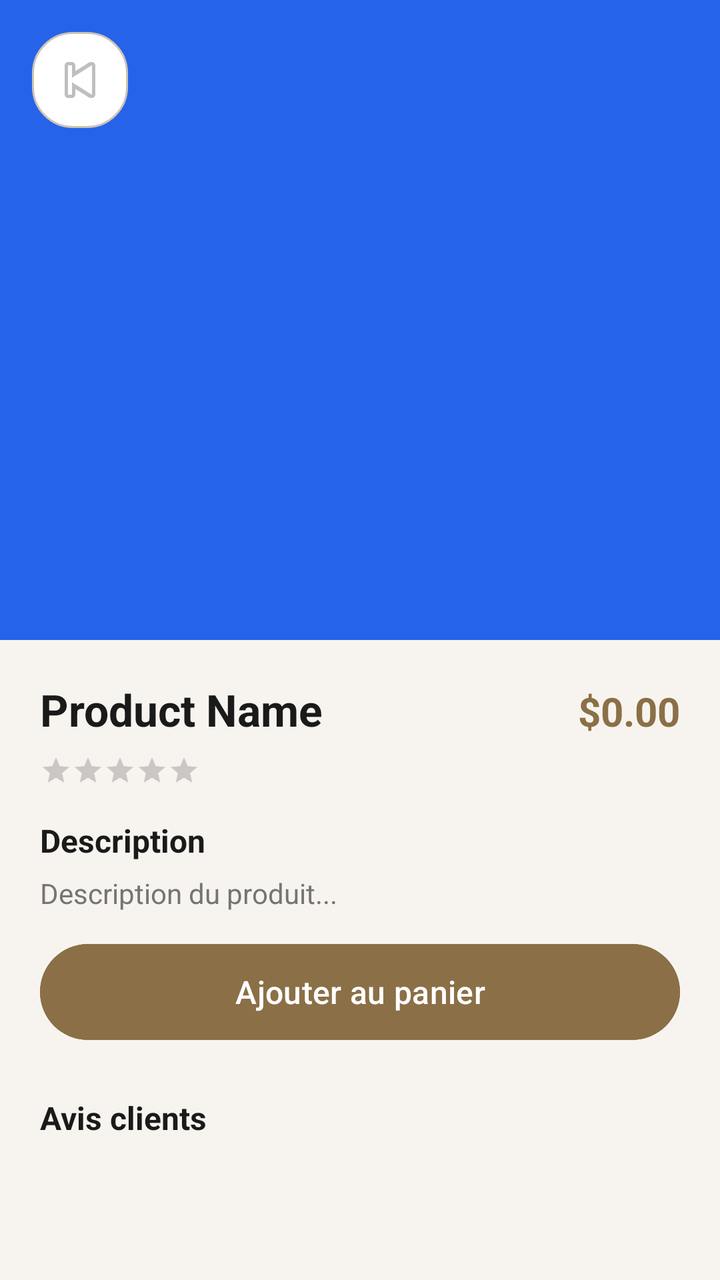
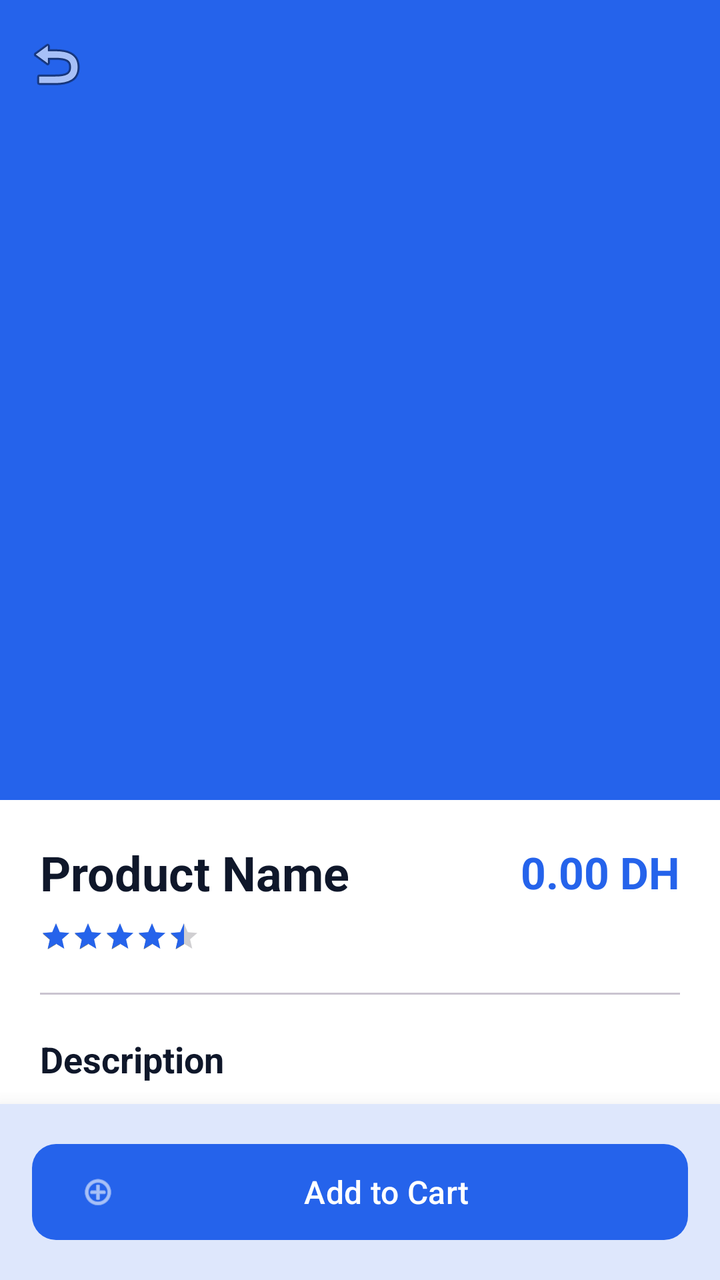

Before-and-after screenshots of an Android layout around one commit, followed by the original layout XML and the change that was made.
<!-- AndroidManifest.xml: application theme Theme.VirtualStore -->
<!-- res/layout/fragment_detail_produit.xml -->
<?xml version="1.0" encoding="utf-8"?>
<ScrollView
    xmlns:android="http://schemas.android.com/apk/res/android"
    android:layout_width="match_parent"
    android:layout_height="match_parent"
    android:background="#F7F4EF">

    <LinearLayout
        android:layout_width="match_parent"
        android:layout_height="wrap_content"
        android:orientation="vertical">

        
        <FrameLayout
            android:layout_width="match_parent"
            android:layout_height="320dp">

            <ImageView
                android:id="@+id/imgDetailProduct"
                android:layout_width="match_parent"
                android:layout_height="match_parent"
                android:scaleType="centerCrop"
                android:src="@drawable/ic_launcher_background"/>

            
            <ImageButton
                android:id="@+id/btnBack"
                android:layout_width="48dp"
                android:layout_height="48dp"
                android:layout_margin="16dp"
                android:background="@drawable/chip_background"
                android:src="@android:drawable/ic_media_previous"
                android:padding="8dp"/>

        </FrameLayout>

        
        <LinearLayout
            android:layout_width="match_parent"
            android:layout_height="wrap_content"
            android:orientation="vertical"
            android:padding="20dp">

            
            <LinearLayout
                android:layout_width="match_parent"
                android:layout_height="wrap_content"
                android:orientation="horizontal">

                <TextView
                    android:id="@+id/tvDetailName"
                    android:layout_width="0dp"
                    android:layout_height="wrap_content"
                    android:layout_weight="1"
                    android:text="Product Name"
                    android:textSize="22sp"
                    android:textStyle="bold"
                    android:textColor="#1A1A1A"/>

                <TextView
                    android:id="@+id/tvDetailPrice"
                    android:layout_width="wrap_content"
                    android:layout_height="wrap_content"
                    android:text="$0.00"
                    android:textSize="20sp"
                    android:textStyle="bold"
                    android:textColor="#8B6F47"/>

            </LinearLayout>

            
            <RatingBar
                android:id="@+id/ratingBarDetail"
                android:layout_width="wrap_content"
                android:layout_height="wrap_content"
                android:numStars="5"
                android:stepSize="0.5"
                android:isIndicator="true"
                android:layout_marginTop="8dp"
                style="@style/Widget.AppCompat.RatingBar.Small"/>

            
            <TextView
                android:layout_width="match_parent"
                android:layout_height="wrap_content"
                android:text="Description"
                android:textSize="16sp"
                android:textStyle="bold"
                android:textColor="#1A1A1A"
                android:layout_marginTop="16dp"/>

            <TextView
                android:id="@+id/tvDetailDescription"
                android:layout_width="match_parent"
                android:layout_height="wrap_content"
                android:text="Description du produit..."
                android:textSize="14sp"
                android:textColor="#757575"
                android:layout_marginTop="6dp"
                android:lineSpacingExtra="4dp"/>

            
            <Button
                android:id="@+id/btnAddToCart"
                android:layout_width="match_parent"
                android:layout_height="56dp"
                android:layout_marginTop="12dp"
                android:text="Ajouter au panier"
                android:textSize="16sp"
                android:backgroundTint="#8B6F47"
                android:textColor="#FFFFFF"/>

            
            <TextView
                android:layout_width="match_parent"
                android:layout_height="wrap_content"
                android:text="Avis clients"
                android:textSize="16sp"
                android:textStyle="bold"
                android:textColor="#1A1A1A"
                android:layout_marginTop="24dp"/>


            <androidx.recyclerview.widget.RecyclerView
                android:id="@+id/recyclerViewAvis"
                android:layout_width="match_parent"
                android:layout_height="wrap_content"
                android:nestedScrollingEnabled="false"
                android:layout_marginTop="8dp"/>

        </LinearLayout>
    </LinearLayout>
</ScrollView>
<!-- resources referenced by this layout -->
<resources>
  <!-- drawable chip_background (drawable) -->
  <?xml version="1.0" encoding="utf-8"?>
  <shape xmlns:android="http://schemas.android.com/apk/res/android"
      android:shape="rectangle">
      <solid android:color="#FFFFFF"/>
      <corners android:radius="20dp"/>
      <stroke android:width="1dp" android:color="#D0C4B0"/>
  </shape>
  <!-- drawable ic_launcher_background (drawable) -->
  <?xml version="1.0" encoding="utf-8"?>
  <shape xmlns:android="http://schemas.android.com/apk/res/android">
      <solid android:color="#2563EB"/>
  </shape>
  <style name="Theme.VirtualStore" parent="Base.Theme.VirtualStore" />
  <style name="Base.Theme.VirtualStore" parent="Theme.Material3.DayNight.NoActionBar">
          
          
      </style>
</resources>

<!-- the commit's change to res/layout/fragment_detail_produit.xml (unified diff, before → after) -->
@@ -1,50 +1,66 @@
 <?xml version="1.0" encoding="utf-8"?>
-<ScrollView
-    xmlns:android="http://schemas.android.com/apk/res/android"
+<androidx.coordinatorlayout.widget.CoordinatorLayout xmlns:android="http://schemas.android.com/apk/res/android"
+    xmlns:app="http://schemas.android.com/apk/res-auto"
     android:layout_width="match_parent"
     android:layout_height="match_parent"
-    android:background="#F7F4EF">
+    android:background="@color/background">
 
-    <LinearLayout
+    <com.google.android.material.appbar.AppBarLayout
+        android:id="@+id/appBar"
         android:layout_width="match_parent"
         android:layout_height="wrap_content"
-        android:orientation="vertical">
+        android:background="@android:color/transparent"
+        app:elevation="0dp">
 
-        
-        <FrameLayout
+        <com.google.android.material.appbar.CollapsingToolbarLayout
             android:layout_width="match_parent"
-            android:layout_height="320dp">
+            android:layout_height="400dp"
+            app:contentScrim="@color/surface"
+            app:layout_scrollFlags="scroll|exitUntilCollapsed">
 
             <ImageView
                 android:id="@+id/imgDetailProduct"
                 android:layout_width="match_parent"
                 android:layout_height="match_parent"
                 android:scaleType="centerCrop"
-                android:src="@drawable/ic_launcher_background"/>
+                android:src="@drawable/ic_launcher_background"
+                app:layout_collapseMode="parallax" />
 
-            
-            <ImageButton
-                android:id="@+id/btnBack"
-                android:layout_width="48dp"
-                android:layout_height="48dp"
-                android:layout_margin="16dp"
-                android:background="@drawable/chip_background"
-                android:src="@android:drawable/ic_media_previous"
-                android:padding="8dp"/>
+            <com.google.android.material.appbar.MaterialToolbar
+                android:id="@+id/toolbar"
+                android:layout_width="match_parent"
+                android:layout_height="?attr/actionBarSize"
+                app:layout_collapseMode="pin"
+                app:navigationIcon="@android:drawable/ic_menu_revert">
 
-        </FrameLayout>
+                <ImageButton
+                    android:id="@+id/btnBack"
+                    android:layout_width="40dp"
+                    android:layout_height="40dp"
+                    android:background="@drawable/chip_background"
+                    android:src="@android:drawable/ic_media_previous"
+                    android:visibility="gone" />
 
-        
+            </com.google.android.material.appbar.MaterialToolbar>
+
+        </com.google.android.material.appbar.CollapsingToolbarLayout>
+    </com.google.android.material.appbar.AppBarLayout>
+
+    <androidx.core.widget.NestedScrollView
+        android:layout_width="match_parent"
+        android:layout_height="match_parent"
+        app:layout_behavior="@string/appbar_scrolling_view_behavior">
+
         <LinearLayout
             android:layout_width="match_parent"
             android:layout_height="wrap_content"
             android:orientation="vertical"
             android:padding="20dp">
 
-            
             <LinearLayout
                 android:layout_width="match_parent"
                 android:layout_height="wrap_content"
+                android:gravity="center_vertical"
                 android:orientation="horizontal">
 
                 <TextView
@@ -53,81 +69,114 @@
                     android:layout_height="wrap_content"
                     android:layout_weight="1"
                     android:text="Product Name"
-                    android:textSize="22sp"
-                    android:textStyle="bold"
-                    android:textColor="#1A1A1A"/>
+                    android:textColor="@color/onBackground"
+                    android:textSize="24sp"
+                    android:textStyle="bold" />
 
                 <TextView
                     android:id="@+id/tvDetailPrice"
                     android:layout_width="wrap_content"
                     android:layout_height="wrap_content"
-                    android:text="$0.00"
-                    android:textSize="20sp"
-                    android:textStyle="bold"
-                    android:textColor="#8B6F47"/>
-
+                    android:text="0.00 DH"
+                    android:textColor="@color/primary"
+                    android:textSize="22sp"
+                    android:textStyle="bold" />
             </LinearLayout>
 
-            
             <RatingBar
                 android:id="@+id/ratingBarDetail"
+                style="@style/Widget.AppCompat.RatingBar.Small"
                 android:layout_width="wrap_content"
                 android:layout_height="wrap_content"
+                android:layout_marginTop="8dp"
+                android:isIndicator="true"
                 android:numStars="5"
-                android:stepSize="0.5"
-                android:isIndicator="true"
-                android:layout_marginTop="8dp"
-                style="@style/Widget.AppCompat.RatingBar.Small"/>
+                android:progressTint="@color/primary"
+                android:rating="4.5"
+                android:stepSize="0.5" />
 
-            
-            <TextView
+            <com.google.android.material.divider.MaterialDivider
                 android:layout_width="match_parent"
                 android:layout_height="wrap_content"
+                android:layout_marginTop="20dp"
+                android:layout_marginBottom="20dp" />
+
+            <TextView
+                android:layout_width="wrap_content"
+                android:layout_height="wrap_content"
                 android:text="Description"
-                android:textSize="16sp"
-                android:textStyle="bold"
-                android:textColor="#1A1A1A"
-                android:layout_marginTop="16dp"/>
+                android:textColor="@color/onBackground"
+                android:textSize="18sp"
+                android:textStyle="bold" />
 
             <TextView
                 android:id="@+id/tvDetailDescription"
                 android:layout_width="match_parent"
                 android:layout_height="wrap_content"
-                android:text="Description du produit..."
-                android:textSize="14sp"
-                android:textColor="#757575"
-                android:layout_marginTop="6dp"
-                android:lineSpacingExtra="4dp"/>
+                android:layout_marginTop="8dp"
+                android:lineSpacingExtra="4dp"
+                android:text="Detailed description goes here..."
+                android:textColor="@color/onSurfaceVariant"
+                android:textSize="14sp" />
 
-            
-            <Button
-                android:id="@+id/btnAddToCart"
+            <com.google.android.material.button.MaterialButton
+                android:id="@+id/btnTryAR"
+                style="@style/Widget.Material3.Button.TonalButton"
                 android:layout_width="match_parent"
                 android:layout_height="56dp"
-                android:layout_marginTop="12dp"
-                android:text="Ajouter au panier"
-                android:textSize="16sp"
-                android:backgroundTint="#8B6F47"
-                android:textColor="#FFFFFF"/>
+                android:layout_marginTop="24dp"
+                android:text="View in your Room (AR)"
+                app:cornerRadius="12dp"
+                app:icon="@android:drawable/ic_menu_camera" />
 
-            
             <TextView
-                android:layout_width="match_parent"
+                android:layout_width="wrap_content"
                 android:layout_height="wrap_content"
-                android:text="Avis clients"
-                android:textSize="16sp"
-                android:textStyle="bold"
-                android:textColor="#1A1A1A"
-                android:layout_marginTop="24dp"/>
-
+                android:layout_marginTop="32dp"
+                android:text="Reviews"
+                android:textColor="@color/onBackground"
+                android:textSize="18sp"
+                android:textStyle="bold" />
 
             <androidx.recyclerview.widget.RecyclerView
                 android:id="@+id/recyclerViewAvis"
                 android:layout_width="match_parent"
                 android:layout_height="wrap_content"
-                android:nestedScrollingEnabled="false"
-                android:layout_marginTop="8dp"/>
+                android:layout_marginTop="12dp"
+                android:nestedScrollingEnabled="false" />
+
+            
+            <View
+                android:layout_width="match_parent"
+                android:layout_height="100dp" />
 
         </LinearLayout>
-    </LinearLayout>
-</ScrollView>
+    </androidx.core.widget.NestedScrollView>
+
+    <com.google.android.material.card.MaterialCardView
+        android:layout_width="match_parent"
+        android:layout_height="wrap_content"
+        android:layout_gravity="bottom"
+        app:cardCornerRadius="0dp"
+        app:cardElevation="16dp"
+        app:strokeWidth="0dp">
+
+        <LinearLayout
+            android:layout_width="match_parent"
+            android:layout_height="wrap_content"
+            android:orientation="horizontal"
+            android:padding="16dp">
+
+            <com.google.android.material.button.MaterialButton
+                android:id="@+id/btnAddToCart"
+                android:layout_width="match_parent"
+                android:layout_height="56dp"
+                android:text="Add to Cart"
+                android:textSize="16sp"
+                app:cornerRadius="12dp"
+                app:icon="@android:drawable/ic_menu_add" />
+
+        </LinearLayout>
+    </com.google.android.material.card.MaterialCardView>
+
+</androidx.coordinatorlayout.widget.CoordinatorLayout>
<!-- resource entries referenced after the edit -->
@@ -1,5 +1,10 @@
 <!-- resources referenced by this layout -->
 <resources>
+  <color name="background">#FFFFFF</color>
+  <color name="onBackground">#0F172A</color>
+  <color name="onSurfaceVariant">#475569</color>
+  <color name="primary">#2563EB</color>
+  <color name="surface">#FFFFFF</color>
   <!-- drawable chip_background (drawable) -->
   <?xml version="1.0" encoding="utf-8"?>
   <shape xmlns:android="http://schemas.android.com/apk/res/android"
@@ -16,7 +21,54 @@
   <style name="Theme.VirtualStore" parent="Base.Theme.VirtualStore" />
   <style name="Base.Theme.VirtualStore" parent="Theme.Material3.DayNight.NoActionBar">
           
+          <item name="colorPrimary">@color/primary</item>
+          <item name="colorOnPrimary">@color/onPrimary</item>
+          <item name="colorPrimaryContainer">@color/primaryContainer</item>
+          <item name="colorOnPrimaryContainer">@color/onPrimaryContainer</item>
+  
           
+          <item name="colorSecondary">@color/secondary</item>
+          <item name="colorOnSecondary">@color/onSecondary</item>
+          <item name="colorSecondaryContainer">@color/secondaryContainer</item>
+          <item name="colorOnSecondaryContainer">@color/onSecondaryContainer</item>
+  
+          
+          <item name="android:windowBackground">@color/background</item>
+          <item name="colorSurface">@color/surface</item>
+          <item name="colorOnSurface">@color/onSurface</item>
+          <item name="colorSurfaceVariant">@color/surfaceVariant</item>
+          <item name="colorOnSurfaceVariant">@color/onSurfaceVariant</item>
+  
+          
+          <item name="colorOutline">@color/outline</item>
+          <item name="colorError">@color/error</item>
+          <item name="colorOnError">@color/onError</item>
+  
+          
+          <item name="shapeAppearanceSmallComponent">@style/ShapeAppearance.VirtualStore.Small</item>
+          <item name="shapeAppearanceMediumComponent">@style/ShapeAppearance.VirtualStore.Medium</item>
+          <item name="shapeAppearanceLargeComponent">@style/ShapeAppearance.VirtualStore.Large</item>
+      </style>
+  <color name="onPrimary">#FFFFFF</color>
+  <color name="primaryContainer">#DBEAFE</color>
+  <color name="onPrimaryContainer">#1E40AF</color>
+  <color name="secondary">#64748B</color>
+  <color name="onSecondary">#FFFFFF</color>
+  <color name="secondaryContainer">#F1F5F9</color>
+  <color name="onSecondaryContainer">#1E293B</color>
+  <color name="onSurface">#0F172A</color>
+  <color name="surfaceVariant">#F8FAFC</color>
+  <color name="outline">#E2E8F0</color>
+  <color name="error">#EF4444</color>
+  <color name="onError">#FFFFFF</color>
+  <style name="ShapeAppearance.VirtualStore.Small" parent="ShapeAppearance.Material3.SmallComponent">
+          <item name="cornerSize">8dp</item>
+      </style>
+  <style name="ShapeAppearance.VirtualStore.Medium" parent="ShapeAppearance.Material3.MediumComponent">
+          <item name="cornerSize">12dp</item>
+      </style>
+  <style name="ShapeAppearance.VirtualStore.Large" parent="ShapeAppearance.Material3.LargeComponent">
+          <item name="cornerSize">16dp</item>
       </style>
 </resources>
 
